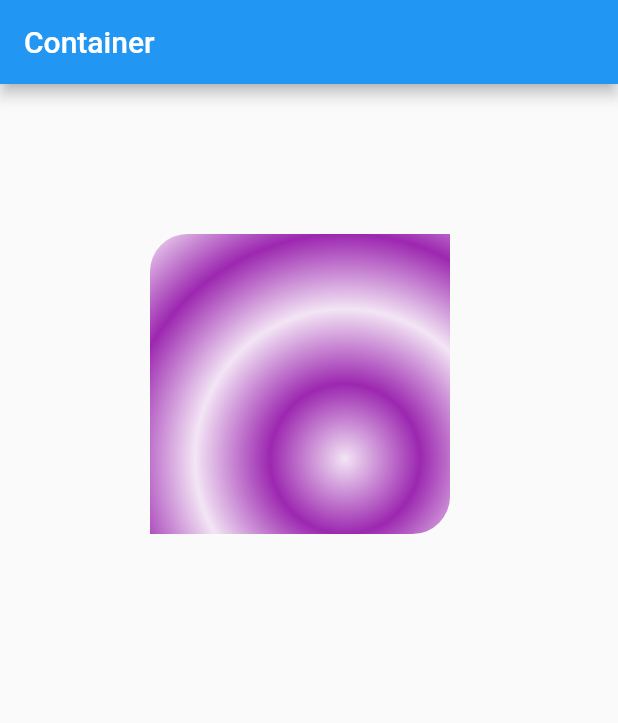
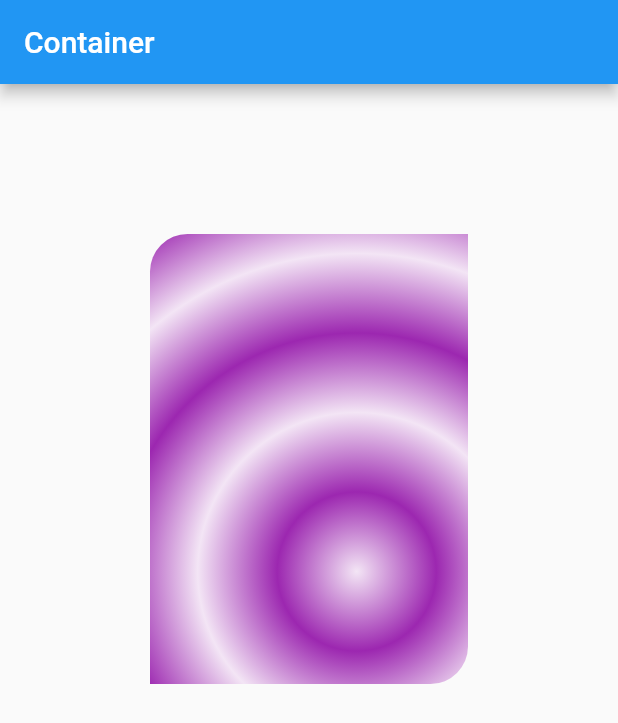
Before and after one commit to ChidiChuks/fl_demo_container, a Flutter app: the screen it shows after launch, on a phone screen of 412 x 824 dp. Shown: the top 723 px of the screen. Run offline on Flutter 3.47's test engine with Material 2 defaults, Android fonts, the phone set to English and light mode, and no system bars.

```diff
--- a/lib/main.dart
+++ b/lib/main.dart
@@ -15,8 +15,8 @@ class MyApp extends StatelessWidget {
           children: <Widget>[
             Container(
               margin: EdgeInsets.all(100.0),
-              width: 200.0,
-              height: 200.0,
+              width: 300.0,
+              height: 300.0,
               decoration: BoxDecoration(
                 color: Colors.orange,
                 gradient: RadialGradient(
```
